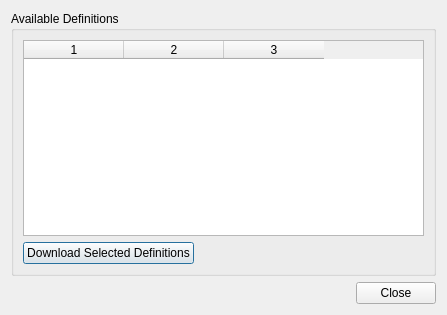
First picture: the form in src/plugins/texteditor/generichighlighter/managedefinitionsdialog.ui, repository qt-creator/qt-creator, before the edit.
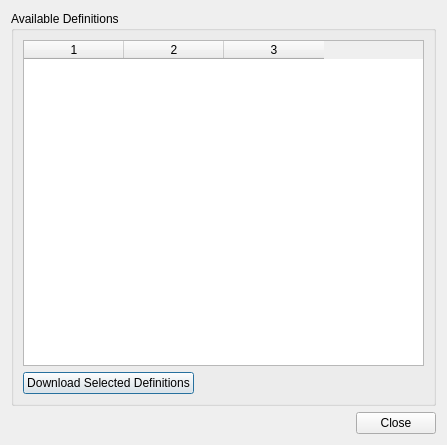
Second picture: the form after the edit.

Commit message:
Some tweaks to the Manage Definitions dialog
Don't highlight selection in headers, disable editing and make it a bit
bigger by default.

The edit to the form file:
```diff
--- a/src/plugins/texteditor/generichighlighter/managedefinitionsdialog.ui
+++ b/src/plugins/texteditor/generichighlighter/managedefinitionsdialog.ui
@@ -7,7 +7,7 @@
     <x>0</x>
     <y>0</y>
     <width>447</width>
-    <height>315</height>
+    <height>445</height>
    </rect>
   </property>
   <property name="windowTitle">
```
Left out of the diff: 9 changed lines with no effect on the pictures.
